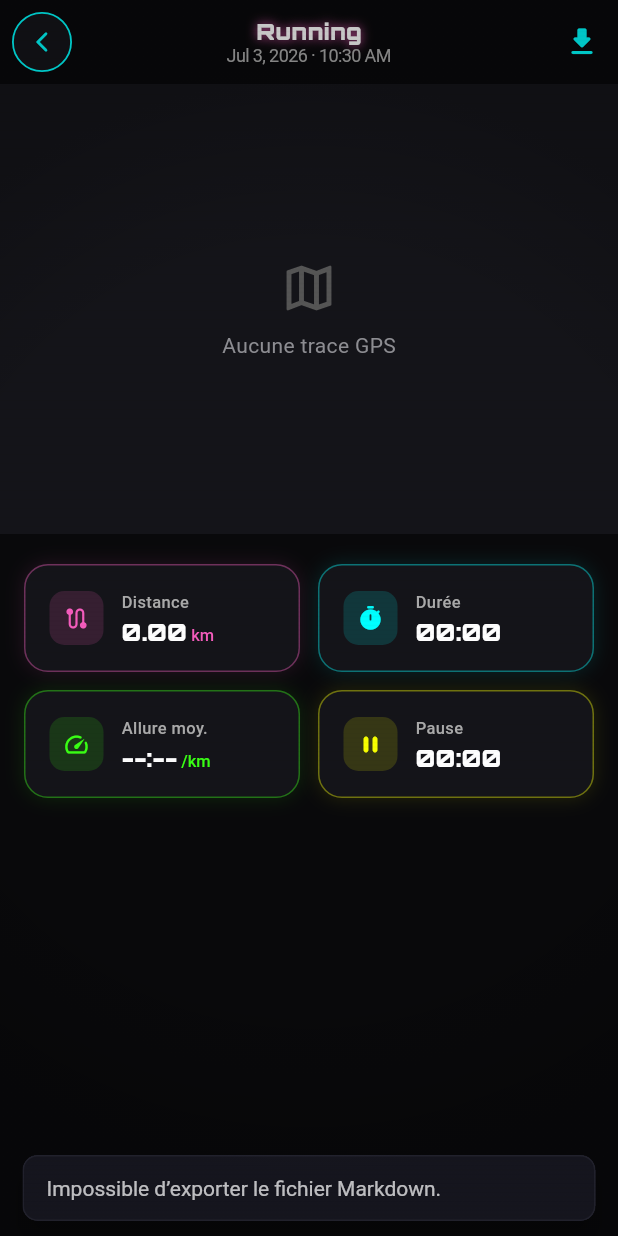
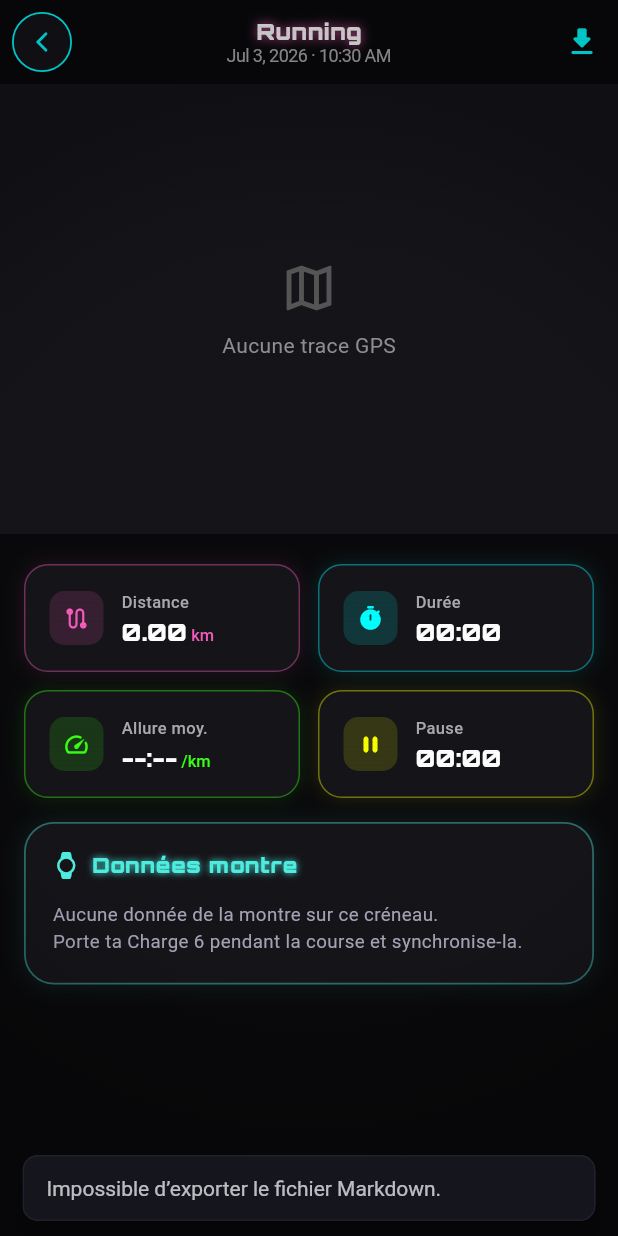
Before and after one commit to Wa-a-git/StravaClone, a Flutter app: the DetailScreen screen opened directly with empty values, after a tap on the "download" icon, on a phone screen of 412 x 824 dp. Run offline on Flutter 3.47's test engine with Material 3 defaults, Android fonts, the phone set to English and light mode, and no system bars; our stand-ins replace confetti, file_picker, flutter_map, flutter_riverpod, flutter_tts, geolocator and 6 more; missing offline and left inert: health, mycelium; accounts and stored records are empty; Roboto replaces fonts that are missing (SF Pro Display).

Commit message:
Activités : carte "Données montre" (FC + calories) dans le résumé de course
Le détail d'une course affiche maintenant les données de la Charge 6 lues
depuis Health Connect sur la fenêtre temporelle exacte de l'activité :
FC moyenne / max / min, calories actives, et une courbe de fréquence
cardiaque (sparkline). Fonctionne pour toute activité passée grâce à la
permission d'historique déjà accordée. Chargement asynchrone, message
explicite si aucune donnée montre sur le créneau.

Ajoute HealthConnectService.getActivityVitals() + ActivityVitals.

```diff
--- a/lib/screens/detail_screen.dart
+++ b/lib/screens/detail_screen.dart
@@ -6,7 +6,9 @@ import 'package:permission_handler/permission_handler.dart';
 import 'package:file_picker/file_picker.dart';
 import '../models/activity.dart';
 import '../services/export_service.dart';
+import '../services/health_connect_service.dart';
 import '../theme.dart';
+import '../widgets/health_charts.dart';
 
 class DetailScreen extends StatefulWidget {
   final Activity activity;
@@ -18,6 +20,31 @@ class DetailScreen extends StatefulWidget {
 
 class _DetailScreenState extends State<DetailScreen> {
   Activity get _activity => widget.activity;
+
+  // Données montre (FC + calories) lues depuis Health Connect pour la fenêtre
+  // temporelle de la course. Chargées après le premier rendu.
+  ActivityVitals? _vitals;
+  bool _loadingVitals = true;
+
+  @override
+  void initState() {
+    super.initState();
+    _loadVitals();
+  }
+
+  Future<void> _loadVitals() async {
+    final start = _activity.date;
+    final end = start.add(Duration(
+        seconds: _activity.duration + _activity.pauseDurationSeconds));
+    final vitals =
+        await HealthConnectService().getActivityVitals(start, end);
+    if (mounted) {
+      setState(() {
+        _vitals = vitals;
+        _loadingVitals = false;
+      });
+    }
+  }
 
   List<LatLng> get _routePoints =>
       _activity.route.map((pt) => LatLng(pt[0], pt[1])).toList();
@@ -100,7 +127,11 @@ class _DetailScreenState extends State<DetailScreen> {
                     children: [
                       _buildStatsGrid(),
                       const SizedBox(height: 16),
-                      if (_routePoints.isNotEmpty) _buildRouteCard(),
+                      _buildWatchCard(),
+                      if (_routePoints.isNotEmpty) ...[
+                        const SizedBox(height: 16),
+                        _buildRouteCard(),
+                      ],
                       // Affichage conditionnel des boucles
                       if ((_activity.laps != null) && (_activity.laps!.isNotEmpty)) ...[
                         const SizedBox(height: 16),
@@ -353,6 +384,105 @@ class _DetailScreenState extends State<DetailScreen> {
     );
   }
 
+  Widget _buildWatchCard() {
+    final v = _vitals;
+    return Container(
+      padding: const EdgeInsets.all(18),
+      decoration: BoxDecoration(
+        color: const Color(0xFF141419),
+        borderRadius: BorderRadius.circular(20),
+        border: Border.all(color: kNeonCyan.withOpacity(0.4), width: 1.2),
+        boxShadow: [BoxShadow(color: kNeonCyan.withOpacity(0.10), blurRadius: 12)],
+      ),
+      child: Column(
+        crossAxisAlignment: CrossAxisAlignment.start,
+        children: [
+          Row(
+            children: [
+              const Icon(Icons.watch_rounded, color: kNeonCyan, size: 18),
+              const SizedBox(width: 8),
+              const Text(
+                'Données montre',
+                style: TextStyle(
+                  fontFamily: kArcadeFont,
+                  fontSize: 14,
+                  fontWeight: FontWeight.w800,
+                  color: kNeonCyan,
+                  letterSpacing: 0.5,
+                  shadows: [Shadow(color: kNeonCyan, blurRadius: 6)],
+                ),
+              ),
+            ],
+          ),
+          const SizedBox(height: 14),
+          if (_loadingVitals)
+            const Padding(
+              padding: EdgeInsets.symmetric(vertical: 14),
+              child: Center(
+                child: SizedBox(
+                  width: 20,
+                  height: 20,
+                  child: CircularProgressIndicator(strokeWidth: 2, color: kNeonCyan),
+                ),
+              ),
+            )
+          else if (v == null || !v.hasData)
+            const Text(
+              'Aucune donnée de la montre sur ce créneau.\nPorte ta Charge 6 pendant la course et synchronise-la.',
+              style: TextStyle(color: AppColors.textSecondary, fontSize: 12.5, height: 1.4),
+            )
+          else ...[
+            Row(
+              children: [
+                Expanded(
+                  child: _WatchStat(
+                    label: 'FC moy.',
+                    value: v.hasHr ? v.avgHr.round().toString() : '--',
+                    unit: 'bpm',
+                    color: kNeonPink,
+                  ),
+                ),
+                Expanded(
+                  child: _WatchStat(
+                    label: 'FC max',
+                    value: v.hasHr ? v.maxHr.round().toString() : '--',
+                    unit: 'bpm',
+                    color: kNeonRed,
+                  ),
+                ),
+                Expanded(
+                  child: _WatchStat(
+                    label: 'FC min',
+                    value: v.hasHr ? v.minHr.round().toString() : '--',
+                    unit: 'bpm',
+                    color: kNeonCyan,
+                  ),
+                ),
+                Expanded(
+                  child: _WatchStat(
+                    label: 'Cal. actives',
+                    value: v.activeCalories > 0
+                        ? v.activeCalories.round().toString()
+                        : '--',
+                    unit: 'kcal',
+                    color: kNeonAmber,
+                  ),
+                ),
+              ],
+            ),
+            if (v.hasHr && v.hrSamples.length >= 2) ...[
+              const SizedBox(height: 16),
+              const Text('Fréquence cardiaque',
+                  style: TextStyle(color: AppColors.textSecondary, fontSize: 11)),
+              const SizedBox(height: 6),
+              Sparkline(values: v.hrSamples, color: kNeonPink, height: 48),
+            ],
+          ],
+        ],
+      ),
+    );
+  }
+
   Widget _buildLapsList() {
     return Container(
       padding: const EdgeInsets.all(18),
@@ -580,6 +710,65 @@ class _DetailStatCard extends StatelessWidget {
   }
 }
 
+// ── Watch stat (petite valeur santé de la course) ────────────────────────────
+
+class _WatchStat extends StatelessWidget {
+  final String label;
+  final String value;
+  final String unit;
+  final Color color;
+
+  const _WatchStat({
+    required this.label,
+    required this.value,
+    required this.unit,
+    required this.color,
+  });
+
+  @override
+  Widget build(BuildContext context) {
+    return Column(
+      crossAxisAlignment: CrossAxisAlignment.start,
+      children: [
+        FittedBox(
+          alignment: Alignment.centerLeft,
+          fit: BoxFit.scaleDown,
+          child: RichText(
+            text: TextSpan(children: [
+              TextSpan(
+                text: value,
+                style: TextStyle(
+                  fontFamily: kArcadeFont,
+                  fontSize: 19,
+                  fontWeight: FontWeight.w900,
+                  color: color,
+                ),
+              ),
+              TextSpan(
+                text: ' $unit',
+                style: const TextStyle(
+                  fontSize: 10,
+                  fontWeight: FontWeight.w500,
+                  color: AppColors.textSecondary,
+                ),
+              ),
+            ]),
+          ),
+        ),
+        const SizedBox(height: 2),
+        Text(
+          label,
+          style: const TextStyle(
+            fontSize: 10,
+            color: AppColors.textSecondary,
+            fontWeight: FontWeight.w500,
+          ),
+        ),
+      ],
+    );
+  }
+}
+
 // ── Route point row ───────────────────────────────────────────────────────────
 
 class _RoutePointRow extends StatelessWidget {
--- a/lib/services/health_connect_service.dart
+++ b/lib/services/health_connect_service.dart
@@ -3,6 +3,27 @@ import '../models/health_snapshot.dart';
 import '../models/daily_health_record.dart';
 import 'health_score_service.dart';
 import 'health_store.dart';
+
+/// Données « montre » rattachées à une activité (fenêtre temporelle donnée) :
+/// fréquence cardiaque + calories actives lues depuis Health Connect.
+class ActivityVitals {
+  final double avgHr;
+  final double minHr;
+  final double maxHr;
+  final double activeCalories;
+  final List<double> hrSamples;
+
+  const ActivityVitals({
+    this.avgHr = 0,
+    this.minHr = 0,
+    this.maxHr = 0,
+    this.activeCalories = 0,
+    this.hrSamples = const [],
+  });
+
+  bool get hasHr => hrSamples.isNotEmpty;
+  bool get hasData => hasHr || activeCalories > 0;
+}
 
 class HealthConnectService {
   final Health _health = Health();
@@ -108,6 +129,52 @@ class HealthConnectService {
       return bEnd.compareTo(aEnd);
     });
     return sessions.first;
+  }
+
+  /// Lit les données montre (FC + calories actives) sur la fenêtre temporelle
+  /// d'une activité. Renvoie un objet vide en cas d'absence de données ou
+  /// d'échec (permission non accordée, etc.) — jamais d'exception.
+  Future<ActivityVitals> getActivityVitals(DateTime start, DateTime end) async {
+    if (!end.isAfter(start)) return const ActivityVitals();
+    try {
+      final results = await Future.wait([
+        _health.getHealthDataFromTypes(
+            types: [HealthDataType.HEART_RATE],
+            startTime: start,
+            endTime: end),
+        _health.getHealthDataFromTypes(
+            types: [HealthDataType.ACTIVE_ENERGY_BURNED],
+            startTime: start,
+            endTime: end),
+      ]);
+
+      final hrPoints = results[0] as List<HealthDataPoint>;
+      final hr = <double>[];
+      for (final p in hrPoints) {
+        if (p.value is NumericHealthValue) {
+          final v = (p.value as NumericHealthValue).numericValue.toDouble();
+          if (v > 0) hr.add(v);
+        }
+      }
+      final cal = _sumNumeric(results[1] as List<HealthDataPoint>);
+
+      if (hr.isEmpty) {
+        return ActivityVitals(activeCalories: cal);
+      }
+      final avg = hr.reduce((a, b) => a + b) / hr.length;
+      final minV = hr.reduce((a, b) => a < b ? a : b);
+      final maxV = hr.reduce((a, b) => a > b ? a : b);
+      return ActivityVitals(
+        avgHr: avg,
+        minHr: minV,
+        maxHr: maxV,
+        activeCalories: cal,
+        hrSamples: hr,
+      );
+    } catch (e) {
+      print('getActivityVitals error: $e');
+      return const ActivityVitals();
+    }
   }
 
   /// Instantané des données santé du jour en cours.
```
